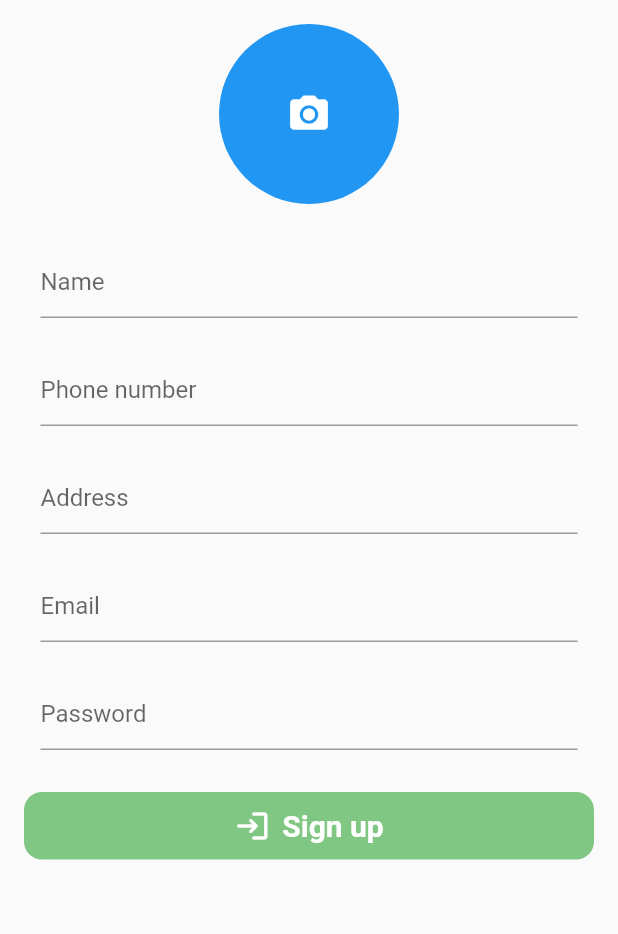
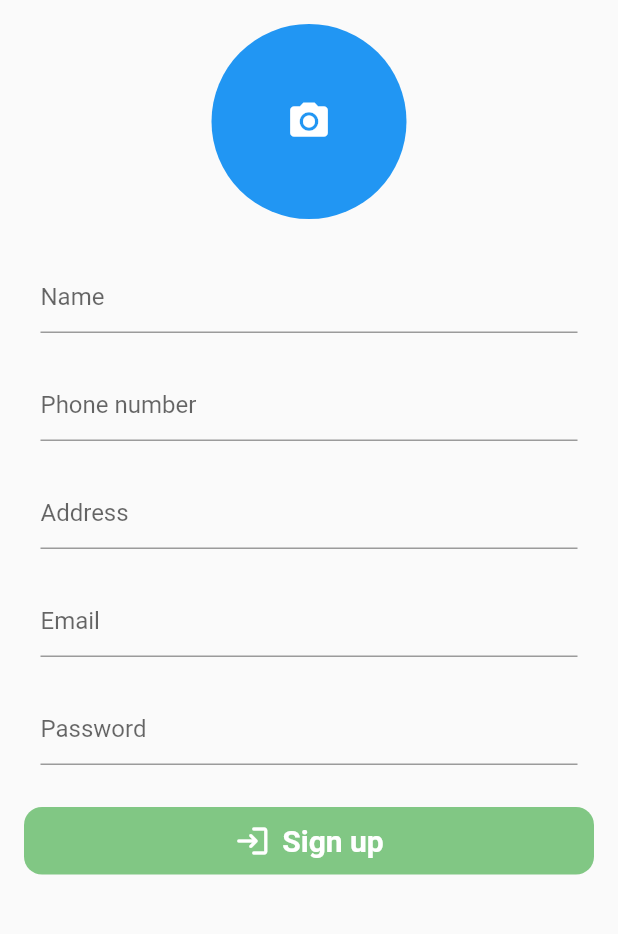
Before and after one commit to Rista10/Hello, a Flutter app: the RegisterPage screen opened directly, on a phone screen of 412 x 824 dp, the part 84-1018 px from its top. Run offline on Flutter 3.47's test engine with Material 2 defaults, Android fonts, the phone set to English and light mode, and no system bars; our stand-ins replace cloud_firestore, firebase_auth, firebase_core; accounts and stored records are empty.

Commit message:
pages edited

```diff
--- a/lib/screens/createAccount.dart
+++ b/lib/screens/createAccount.dart
@@ -30,7 +30,7 @@ class RegisterPage extends StatelessWidget {
           Padding(
             padding: const EdgeInsets.all(16.0),
             child: CircleAvatar(
-                radius: 60,
+                radius: 65,
                 child: IconButton(
                     onPressed: () {},
                     icon: Icon(
```
